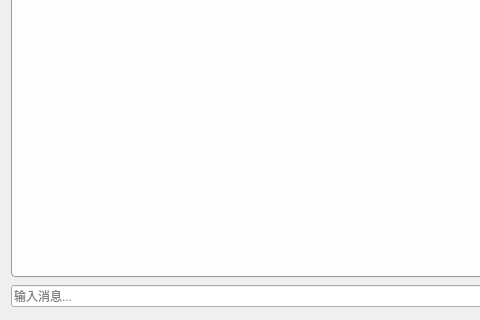
Before: the Qt Designer form ui/chat_window.ui in zhaoliangcn/freeAIAssist, drawn with Qt 5; both pictures show x 0 to 480 and y 280 to 600 of the 800 by 600 pixel window.
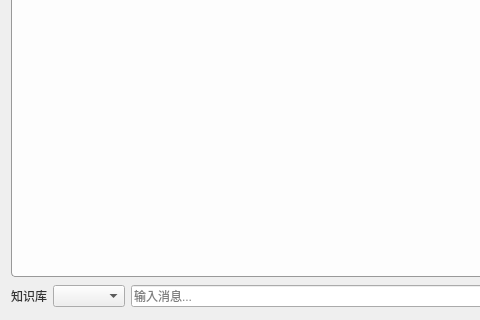
After: the same form once the commit is applied. Icons and pictures are not drawn.

Diff of the .ui file:
```diff
--- a/ui/chat_window.ui
+++ b/ui/chat_window.ui
@@ -38,6 +38,17 @@
    </item>
    <item>
     <layout class="QHBoxLayout" name="horizontalLayout">
+     <item>
+    <widget class="QLabel" name="labelSystemPrompt">
+     <property name="text">
+      <string>知识库</string>
+     </property>
+    </widget>
+   </item>
+     <item>
+      <widget class="QComboBox" name="knowledgeBaseComboBox">
+      </widget>
+     </item>
      <item>
       <widget class="QLineEdit" name="chatInput">
        <property name="placeholderText">
```
